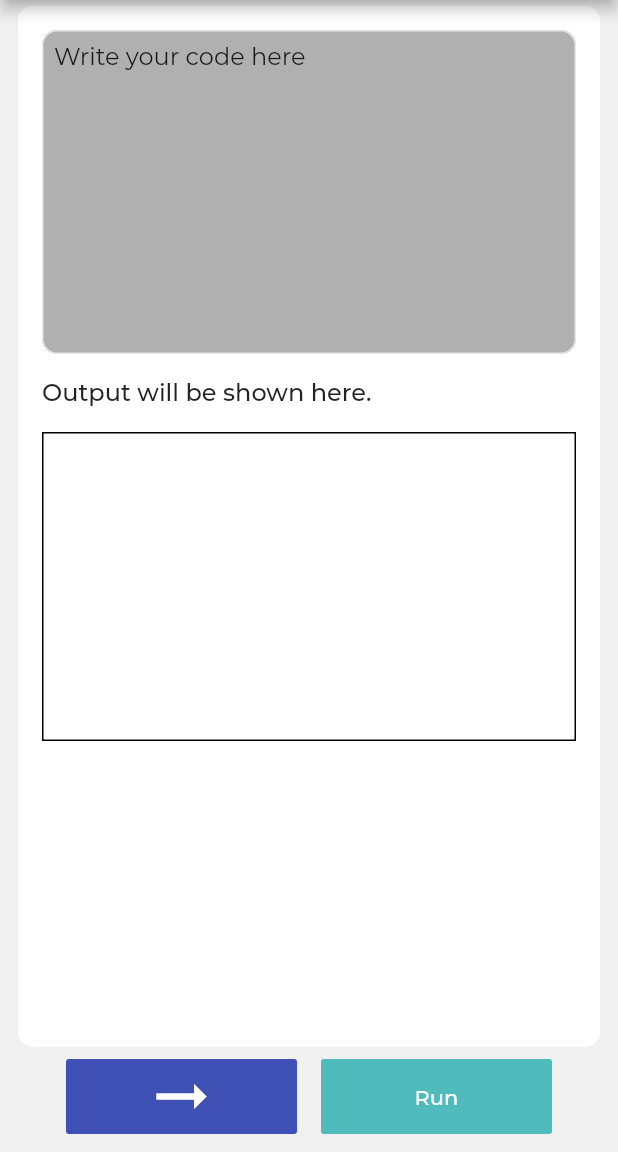
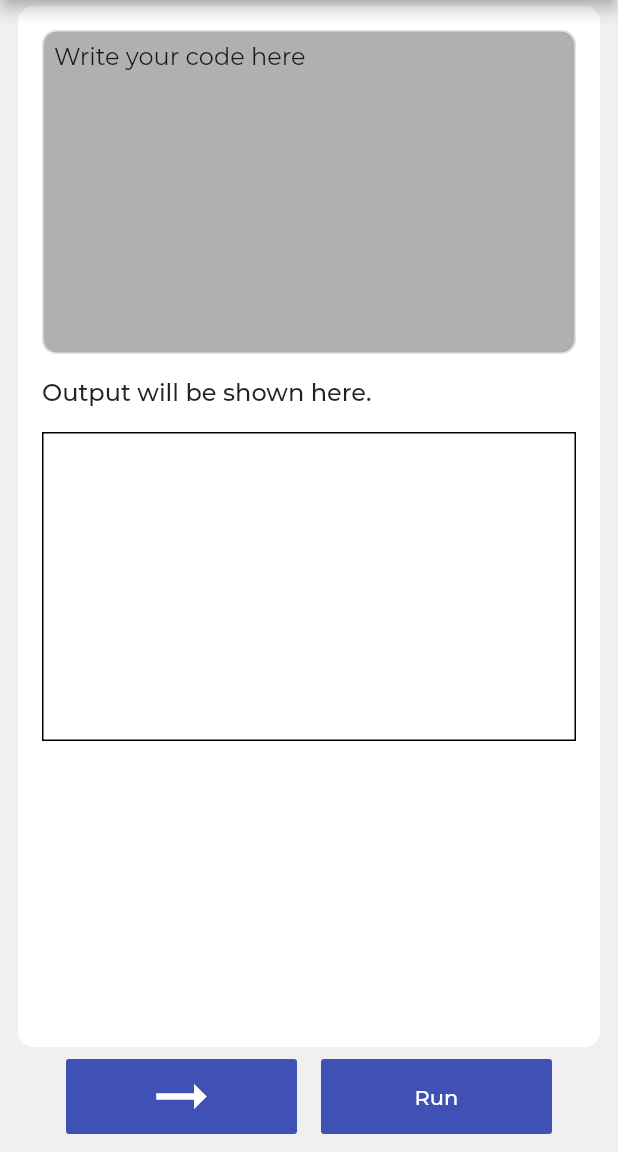
Before and after one commit to jaydangar/dcodeai_playground, a Flutter app: the screen it shows after launch, in the side drawer, after a tap on "NLTK IDE", on a phone screen of 412 x 824 dp, the part 84-1236 px from its top. Run offline on Flutter 3.47's test engine with Material 2 defaults, Android fonts, the phone set to English and light mode, and no system bars; our stand-ins replace fluttertoast, image_picker, uni_links; project files that could hold a hidden picture were left out.

Commit message:
05-04-2021 : changed IDE Code, bug resolved

```diff
--- a/lib/main.dart
+++ b/lib/main.dart
@@ -42,10 +42,6 @@ class _HomePageState extends State<HomePage> {
   void parseURI() {
     _uriLinkStream = getUriLinksStream();
     _linkSubscription = _uriLinkStream.listen((Uri uri) {
-      if (uri.pathSegments.isEmpty) {
-        return;
-      }
-
       currentIDEPage = PageDecider.returnPage(uri.pathSegments.last);
       setState(() {});
     }, onError: (e) {
--- a/lib/pages/nltk_ide_page.dart
+++ b/lib/pages/nltk_ide_page.dart
@@ -226,7 +226,7 @@ class _NLTKIDEPageState extends State<NLTKIDEPage> {
                         padding: const EdgeInsets.all(8.0),
                         child: FlatButton(
                             height: 50,
-                            color: ColorsUtils.selected_chip_color,
+                            color: Theme.of(context).accentColor,
                             child: Text(
                               ConstUtils.run_code,
                               style: TextStyle(
```
Also changed, not shown: 1 other file.
